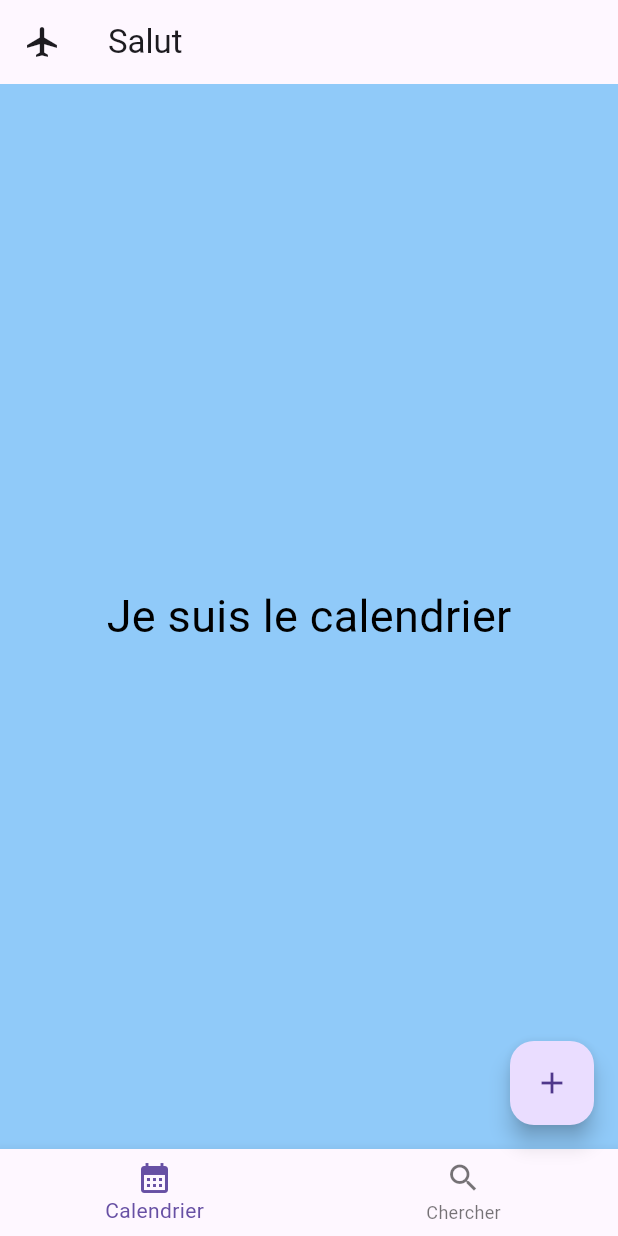
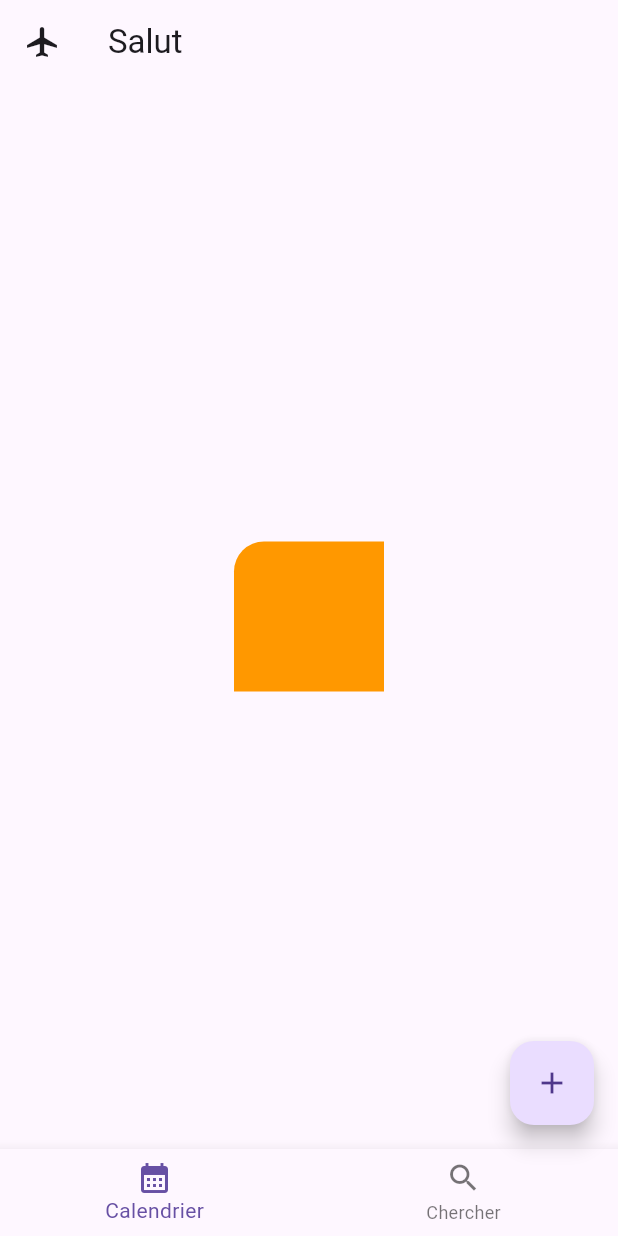
Before and after one commit to ThomasEcalle/5_AL1_2023, a Flutter app: the screen it shows after launch, on a phone screen of 412 x 824 dp. Run offline on Flutter 3.47's test engine with Material 2 defaults, Android fonts, the phone set to English and light mode, and no system bars.

Commit message:
Add first button exercise

```diff
--- /dev/null
+++ b/lib/home_tabs/button_square.dart
@@ -0,0 +1,35 @@
+import 'package:flutter/material.dart';
+
+class ButtonSquare extends StatefulWidget {
+  const ButtonSquare({super.key});
+
+  @override
+  State<ButtonSquare> createState() => _ButtonSquareState();
+}
+
+class _ButtonSquareState extends State<ButtonSquare> {
+  Color _color = Colors.orange;
+
+  @override
+  Widget build(BuildContext context) {
+    return GestureDetector(
+      onTap: _onTap,
+      child: Container(
+        height: 100,
+        width: 100,
+        decoration: BoxDecoration(
+          color: _color,
+          borderRadius: const BorderRadius.only(
+            topLeft: Radius.circular(20),
+          ),
+        ),
+      ),
+    );
+  }
+
+  void _onTap() {
+    setState(() {
+      _color = _color == Colors.orange ? Colors.blue : Colors.orange;
+    });
+  }
+}
--- a/lib/home_tabs/calendar_tab.dart
+++ b/lib/home_tabs/calendar_tab.dart
@@ -1,3 +1,4 @@
+import 'package:al_2023/home_tabs/button_square.dart';
 import 'package:flutter/material.dart';
 
 class CalendarTab extends StatelessWidget {
@@ -5,11 +6,8 @@ class CalendarTab extends StatelessWidget {
 
   @override
   Widget build(BuildContext context) {
-    return Container(
-      color: Colors.blue[200],
-      child: const Center(
-        child: Text('Je suis le calendrier'),
-      ),
+    return const Center(
+      child: ButtonSquare(),
     );
   }
 }
```
